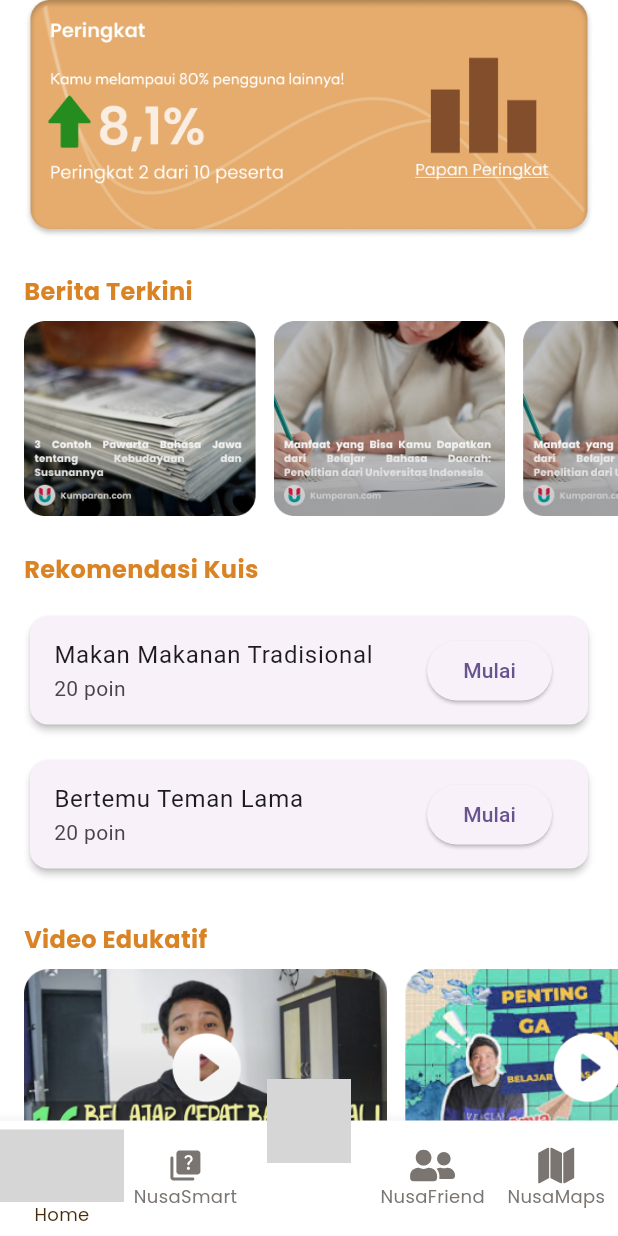
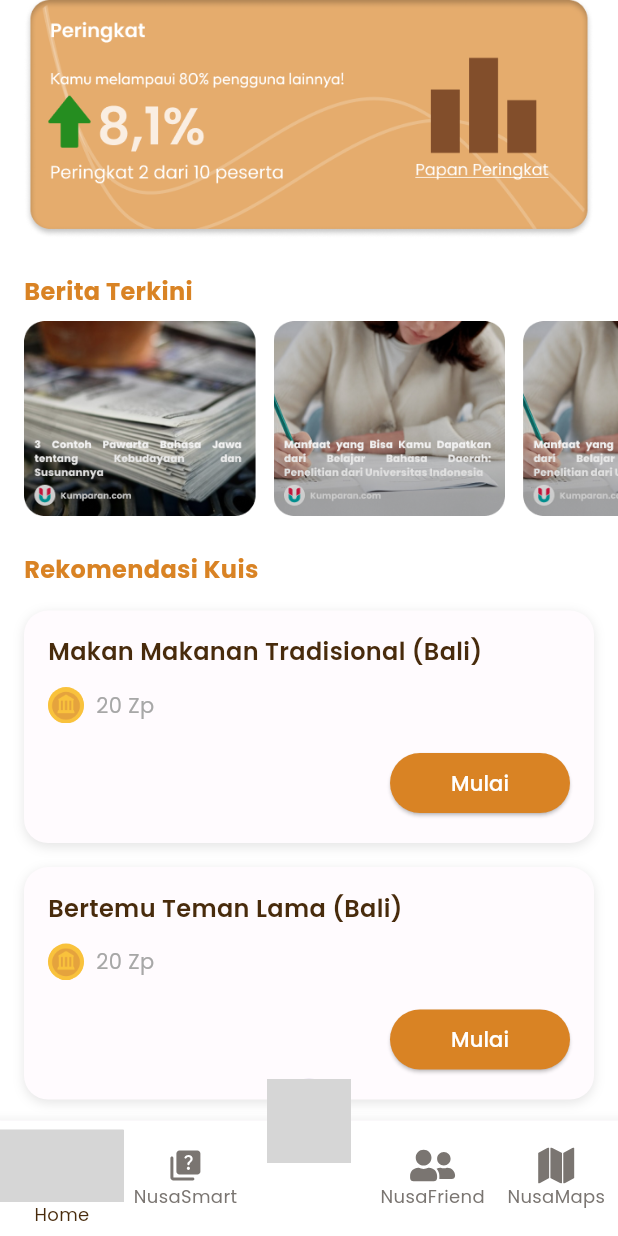
Before and after one commit to kmdavidds/BCCGembira_Nusastra, a Flutter app: the screen it shows after launch, scrolled down 576 dp, after a tap on "Mulai", on a phone screen of 412 x 824 dp. Run offline on Flutter 3.47's test engine with Material 3 defaults, Android fonts, the phone set to English and light mode, and no system bars; our stand-ins replace camera, dio, flutter_map, flutter_svg, google_fonts, latlong2 and 1 more; project files that could hold a hidden picture were left out; grey boxes are pictures that could not be loaded.

Commit message:
updating homepage

```diff
--- a/lib/pages/home_page.dart
+++ b/lib/pages/home_page.dart
@@ -100,7 +100,7 @@ class _HomePageState extends State<HomePage> {
                                         width: 24,
                                         height: 24,
                                       ),
-                                      SizedBox(width: 8),
+                                      SizedBox(width: 4),
                                       Text('200'),
                                     ],
                                   ),
@@ -123,14 +123,9 @@ class _HomePageState extends State<HomePage> {
                                   Row(
                                     mainAxisAlignment: MainAxisAlignment.center,
                                     children: const [
-                                      Image(
-                                        image: AssetImage(
-                                          'assets/coin.png',
-                                        ),
-                                        width: 24,
-                                        height: 24,
-                                      ),
-                                      SizedBox(width: 8),
+                                      Icon(Icons.monetization_on,
+                                          color: Colors.amber),
+                                      SizedBox(width: 4),
                                       Text('66 Zp'),
                                     ],
                                   ),
@@ -180,12 +175,20 @@ class _HomePageState extends State<HomePage> {
               const _NewsCardList(),
               const SizedBox(height: 16),
               const _SectionTitle(title: 'Rekomendasi Kuis'),
-              const _QuizCard(title: 'Makan Makanan Tradisional'),
-              const _QuizCard(title: 'Bertemu Teman Lama'),
+              _QuizCard(
+                title: 'Makan Makanan Tradisional (Bali)',
+                points: '20 Zp',
+                onPressed: () {},
+              ),
+              _QuizCard(
+                title: 'Bertemu Teman Lama (Bali)',
+                points: '20 Zp',
+                onPressed: () {},
+              ),
               const SizedBox(height: 16),
               const _SectionTitle(title: 'Video Edukatif'),
               const _VideoList(),
-              const SizedBox(height: 48),
+              const SizedBox(height: 64),
             ],
           ),
         ),
@@ -251,7 +254,7 @@ class _NewsCardList extends StatelessWidget {
   @override
   Widget build(BuildContext context) {
     return SizedBox(
-      height: 130, // Fixed height untuk ListView
+      height: 130,
       child: ListView.builder(
         padding: const EdgeInsets.symmetric(horizontal: 16),
         scrollDirection: Axis.horizontal,
@@ -276,37 +279,12 @@ class _NewsCardList extends StatelessWidget {
   }
 }
 
-class _QuizCard extends StatelessWidget {
-  final String title;
-
-  const _QuizCard({required this.title});
-
-  @override
-  Widget build(BuildContext context) {
-    return Padding(
-      padding: const EdgeInsets.symmetric(horizontal: 16, vertical: 8),
-      child: Card(
-        shape: RoundedRectangleBorder(borderRadius: BorderRadius.circular(12)),
-        elevation: 2,
-        child: ListTile(
-          title: Text(title),
-          subtitle: const Text('20 poin'),
-          trailing: ElevatedButton(
-            onPressed: () {},
-            child: const Text('Mulai'),
-          ),
-        ),
-      ),
-    );
-  }
-}
-
 class _VideoList extends StatelessWidget {
   const _VideoList();
 
   @override
   Widget build(BuildContext context) {
-    final videoAssets = [
+    final videos = [
       'assets/balivid.png',
       'assets/pentingvid.png',
     ];
@@ -316,19 +294,51 @@ class _VideoList extends StatelessWidget {
       child: ListView.builder(
         padding: const EdgeInsets.symmetric(horizontal: 16),
         scrollDirection: Axis.horizontal,
-        itemCount: videoAssets.length,
+        itemCount: videos.length,
         itemBuilder: (context, index) {
           return Container(
             margin: const EdgeInsets.only(right: 12),
-            child: IntrinsicWidth(
+            child: Stack(
+              children: [
+                IntrinsicWidth(
                   child: ClipRRect(
                     borderRadius: BorderRadius.circular(12),
                     child: Image.asset(
-                  videoAssets[index],
+                      videos[index],
                       height: 130,
                       fit: BoxFit.cover,
                     ),
                   ),
+                ),
+                Positioned.fill(
+                  child: Material(
+                    color: Colors.transparent,
+                    child: InkWell(
+                      borderRadius: BorderRadius.circular(12),
+                      onTap: () {
+                        // Aksi ketika video diklik
+                        print('Video ${videos[index]} dipilih');
+                      },
+                    ),
+                  ),
+                ),
+                Positioned(
+                  bottom: 8,
+                  right: 8,
+                  child: Container(
+                    padding: const EdgeInsets.all(4),
+                    decoration: BoxDecoration(
+                      color: Colors.black.withOpacity(0.6),
+                      shape: BoxShape.circle,
+                    ),
+                    child: const Icon(
+                      Icons.play_arrow,
+                      color: Colors.white,
+                      size: 16,
+                    ),
+                  ),
+                ),
+              ],
             ),
           );
         },
@@ -336,3 +346,105 @@ class _VideoList extends StatelessWidget {
     );
   }
 }
+
+class _QuizCard extends StatelessWidget {
+  final String title;
+  final String points;
+  final VoidCallback? onPressed;
+
+  const _QuizCard({
+    required this.title,
+    this.points = '20 Zp',
+    this.onPressed,
+  });
+
+  @override
+  Widget build(BuildContext context) {
+    return Padding(
+      padding: const EdgeInsets.symmetric(horizontal: 16, vertical: 8),
+      child: Container(
+        width: MediaQuery.of(context).size.width - 32, // Ensure fixed width
+        padding: const EdgeInsets.all(16),
+        decoration: BoxDecoration(
+          color: const Color(0xFFFFFBFE),
+          borderRadius: BorderRadius.circular(16),
+          boxShadow: [
+            BoxShadow(
+              color: Colors.black.withOpacity(0.1),
+              blurRadius: 6,
+              offset: const Offset(0, 2),
+            ),
+          ],
+        ),
+        child: Column(
+          crossAxisAlignment: CrossAxisAlignment.start,
+          mainAxisSize: MainAxisSize.min,
+          children: [
+            Text(
+              title,
+              style: GoogleFonts.poppins(
+                fontWeight: FontWeight.w600,
+                fontSize: 16,
+                color: ColorStyles.ochre1000,
+              ),
+              maxLines: 2,
+              overflow: TextOverflow.ellipsis,
+            ),
+            const SizedBox(height: 12),
+            Row(
+              children: [
+                Container(
+                  width: 24,
+                  height: 24,
+                  decoration: const BoxDecoration(
+                    shape: BoxShape.circle,
+                    color: Color(0xFFF9C23C),
+                  ),
+                  child: Image.asset(
+                    'assets/coin.png',
+                    width: 16,
+                    height: 16,
+                  ),
+                ),
+                const SizedBox(width: 8),
+                Text(
+                  points,
+                  style: GoogleFonts.poppins(
+                    fontWeight: FontWeight.w400,
+                    fontSize: 14,
+                    color: const Color(0xFFA7A7A7),
+                  ),
+                ),
+              ],
+            ),
+            const SizedBox(height: 16),
+            Align(
+              alignment: Alignment.centerRight,
+              child: SizedBox(
+                width: 120,
+                child: ElevatedButton(
+                  onPressed: onPressed,
+                  style: ElevatedButton.styleFrom(
+                    backgroundColor: ColorStyles.ochre600,
+                    shape: RoundedRectangleBorder(
+                      borderRadius: BorderRadius.circular(100),
+                    ),
+                    padding: const EdgeInsets.symmetric(vertical: 10),
+                  ),
+                  child: Text(
+                    'Mulai',
+                    style: GoogleFonts.poppins(
+                      fontWeight: FontWeight.w500,
+                      fontSize: 14,
+                      color: Colors.white,
+                    ),
+                  ),
+                ),
+              ),
+            ),
+          ],
+        ),
+      ),
+    );
+  }
+}
```
Lines whose indentation alone changed are shown as unchanged.
